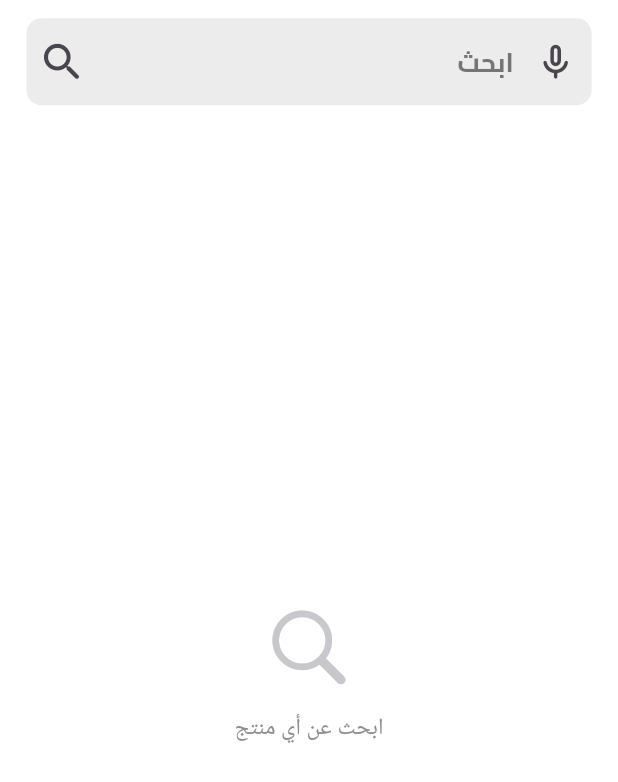
After one commit to EA03cs/Tasteify, a Flutter app: the SearchView screen opened directly, on a phone screen of 412 x 824 dp. The commit adds this screen. Shown: the top 782 px of the screen. Run offline on Flutter 3.47's test engine with Material 3 defaults, Android fonts, the phone set to English and light mode, and no system bars; our stand-ins replace bloc, curved_labeled_navigation_bar, dio, flutter_bloc, flutter_screenutil, shared_preferences; accounts and stored records are empty.

Commit message:
finish search

```diff
--- a/lib/Feature/Favourite/ViewModel/Cubit/fav_cubit.dart
+++ b/lib/Feature/Favourite/ViewModel/Cubit/fav_cubit.dart
@@ -3,7 +3,6 @@ import 'package:dio/dio.dart';
 import 'package:meta/meta.dart';
 import 'package:tasteify/Core/cache/cache_helper.dart';
 import 'package:tasteify/Core/utils/constant.dart';
-import 'package:tasteify/Feature/Categories/ViewModel/model/CategoryWithProducts.dart';
 import 'package:tasteify/Feature/Favourite/ViewModel/models/Favmodel.dart';
 
 part 'fav_state.dart';
--- /dev/null
+++ b/lib/Feature/Search/presentation/Screen/SearchView.dart
@@ -0,0 +1,90 @@
+import 'package:flutter/material.dart';
+import 'package:flutter_bloc/flutter_bloc.dart';
+import 'package:flutter_screenutil/flutter_screenutil.dart';
+import 'package:tasteify/Feature/Search/ViewModel/Cubit/search_cubit.dart';
+import 'package:tasteify/Feature/Search/presentation/widgets/SearchBarField.dart';
+import 'package:tasteify/Feature/Search/presentation/widgets/SearchEmptyState.dart';
+import 'package:tasteify/Feature/Search/presentation/widgets/SearchHistoryList.dart';
+import 'package:tasteify/Feature/Search/presentation/widgets/SearchResults.dart';
+
+class SearchView extends StatefulWidget {
+  const SearchView({super.key});
+
+  @override
+  State<SearchView> createState() => _SearchViewState();
+}
+
+class _SearchViewState extends State<SearchView> {
+  final TextEditingController _controller = TextEditingController();
+
+  @override
+  void dispose() {
+    _controller.dispose();
+    super.dispose();
+  }
+
+  @override
+  Widget build(BuildContext context) {
+    return BlocProvider(
+      create: (_) => SearchCubit(),
+      child: Scaffold(
+        backgroundColor: Colors.white,
+        body: SafeArea(
+          child: Padding(
+            padding: EdgeInsets.symmetric(horizontal: 16.w, vertical: 12.h),
+            child: BlocBuilder<SearchCubit, SearchState>(
+              builder: (context, state) {
+                final cubit = context.read<SearchCubit>();
+                return Column(
+                  crossAxisAlignment: CrossAxisAlignment.start,
+                  children: [
+                    SearchBarField(controller: _controller, cubit: cubit),
+                    SizedBox(height: 16.h),
+                    Expanded(child: _buildBody(state, cubit)),
+                  ],
+                );
+              },
+            ),
+          ),
+        ),
+      ),
+    );
+  }
+
+  Widget _buildBody(SearchState state, SearchCubit cubit) {
+    return switch (state) {
+      SearchLoading() => const Center(child: _LoadingIndicator()),
+      SearchFailure(:final errorMessage) => _ErrorState(message: errorMessage),
+      SearchLoaded(:final products, :final query) => products.isEmpty
+          ? SearchEmptyState(query: query)
+          : SearchResults(products: products),
+      _ => cubit.history.isEmpty
+          ? const SearchEmptyState()
+          : SearchHistoryList(cubit: cubit, controller: _controller),
+    };
+  }
+}
+
+class _LoadingIndicator extends StatelessWidget {
+  const _LoadingIndicator();
+
+  @override
+  Widget build(BuildContext context) =>
+      const CircularProgressIndicator.adaptive();
+}
+
+class _ErrorState extends StatelessWidget {
+  final String message;
+
+  const _ErrorState({required this.message});
+
+  @override
+  Widget build(BuildContext context) {
+    return Center(
+      child: Text(
+        message,
+        style: TextStyle(fontSize: 14.sp, color: Colors.red),
+      ),
+    );
+  }
+}
--- /dev/null
+++ b/lib/Feature/Search/presentation/widgets/SearchBarField.dart
@@ -0,0 +1,47 @@
+import 'package:flutter/material.dart';
+import 'package:flutter_screenutil/flutter_screenutil.dart';
+import 'package:tasteify/Core/utils/colors.dart';
+import 'package:tasteify/Feature/Search/ViewModel/Cubit/search_cubit.dart';
+
+class SearchBarField extends StatelessWidget {
+  final TextEditingController controller;
+  final SearchCubit cubit;
+
+  const SearchBarField({
+    super.key,
+    required this.controller,
+    required this.cubit,
+  });
+
+  @override
+  Widget build(BuildContext context) {
+    return TextFormField(
+      controller: controller,
+      style: TextStyle(
+        fontSize: 16.sp,
+        color: Colors.black87,
+        fontFamily: 'Cairo',
+        fontWeight: FontWeight.bold,
+      ),
+      decoration: InputDecoration(
+        suffixIcon: GestureDetector(
+          onTap: () => cubit.search(controller.text),
+          child: Icon(Icons.search_rounded, size: 30.sp),
+        ),
+        prefixIcon: Icon(Icons.mic_none_rounded, size: 26.sp),
+        hintText: 'ابحث',
+        filled: true,
+        fillColor: AppColors.lightGreyText.withOpacity(0.2),
+        border: OutlineInputBorder(
+          borderRadius: BorderRadius.circular(10.r),
+          borderSide: BorderSide.none,
+        ),
+        hintStyle: TextStyle(fontSize: 16.sp, color: AppColors.greyText),
+      ),
+      textAlign: TextAlign.right,
+      textInputAction: TextInputAction.search,
+      onChanged: (value) => cubit.searchAsYouType(value),
+      onFieldSubmitted: cubit.search,
+    );
+  }
+}
--- /dev/null
+++ b/lib/Feature/Search/presentation/widgets/SearchEmptyState.dart
@@ -0,0 +1,28 @@
+import 'package:flutter/cupertino.dart';
+import 'package:flutter/material.dart';
+import 'package:flutter_screenutil/flutter_screenutil.dart';
+
+class SearchEmptyState extends StatelessWidget {
+  final String? query;
+
+  const SearchEmptyState({super.key, this.query});
+
+  @override
+  Widget build(BuildContext context) {
+    return Center(
+      child: Column(
+        mainAxisAlignment: MainAxisAlignment.center,
+        children: [
+          Icon(CupertinoIcons.search,
+              size: 56.sp, color: CupertinoColors.systemGrey3),
+          SizedBox(height: 12.h),
+          Text(
+            query != null ? 'مفيش نتايج لـ "$query"' : 'ابحث عن أي منتج',
+            style:
+            TextStyle(fontSize: 14.sp, color: CupertinoColors.systemGrey),
+          ),
+        ],
+      ),
+    );
+  }
+}
```
Also changed, not shown: lib/Core/widgets/SearchField.dart (+10 -2 lines), lib/Feature/Search/presentation/widgets/SearchHistoryList.dart (added, +97 -0 lines), lib/Feature/Search/presentation/widgets/SearchResults.dart (added, +37 -0 lines).
